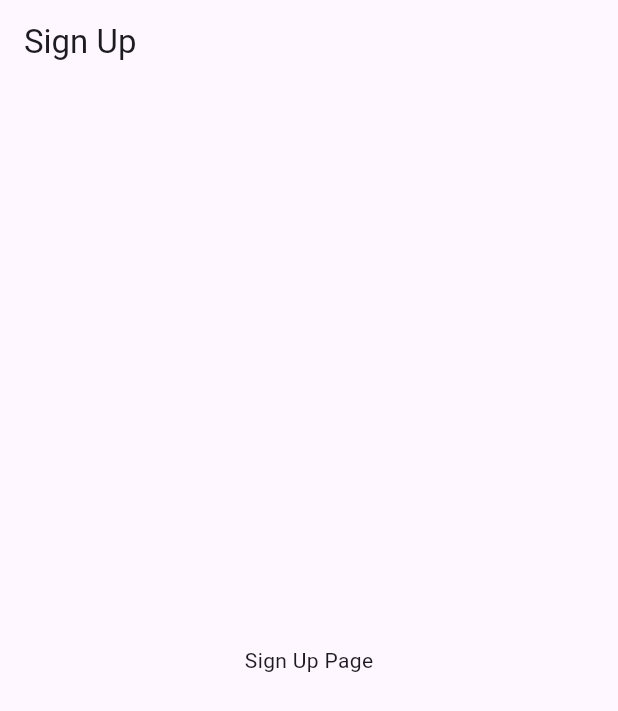
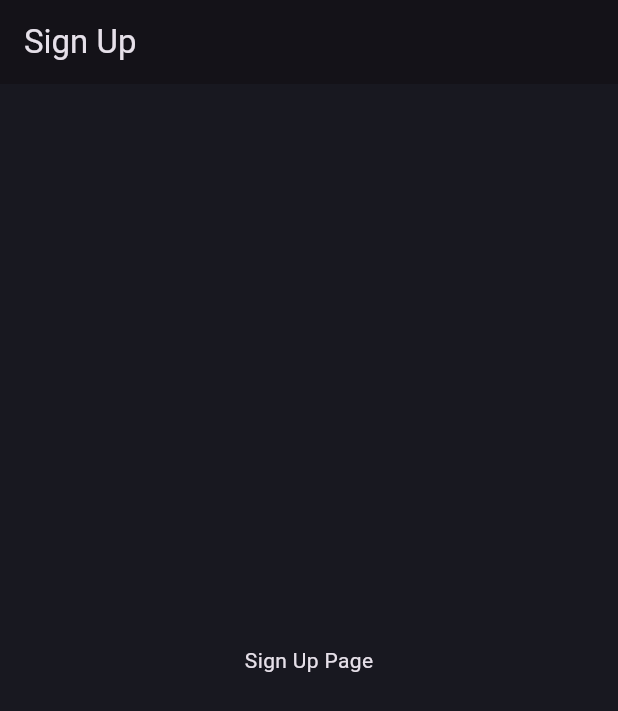
Before and after one commit to AryanPahuja21/NarrativeNest, a Flutter app: the screen it shows after launch, on a phone screen of 412 x 824 dp. Shown: the top 711 px of the screen. Run offline on Flutter 3.47's test engine with Material 3 defaults, Android fonts, the phone set to English and light mode, and no system bars.

Commit message:
themes added

```diff
--- /dev/null
+++ b/lib/core/theme/app_pallete.dart
@@ -0,0 +1,13 @@
+import 'package:flutter/material.dart';
+
+class AppPallete {
+  static const Color backgroundColor = Color.fromRGBO(24, 24, 32, 1);
+  static const Color gradient1 = Color.fromRGBO(187, 63, 221, 1);
+  static const Color gradient2 = Color.fromRGBO(251, 109, 169, 1);
+  static const Color gradient3 = Color.fromRGBO(255, 159, 124, 1);
+  static const Color borderColor = Color.fromRGBO(52, 51, 67, 1);
+  static const Color whiteColor = Colors.white;
+  static const Color greyColor = Colors.grey;
+  static const Color errorColor = Colors.redAccent;
+  static const Color transparentColor = Colors.transparent;
+}
--- /dev/null
+++ b/lib/core/theme/theme.dart
@@ -0,0 +1,8 @@
+import 'package:flutter/material.dart';
+import 'package:startup_draft1/core/theme/app_pallete.dart';
+
+class AppTheme {
+  static final darkThemeMode = ThemeData.dark().copyWith(
+    scaffoldBackgroundColor: AppPallete.backgroundColor,
+  );
+}
--- a/lib/main.dart
+++ b/lib/main.dart
@@ -1,4 +1,5 @@
 import 'package:flutter/material.dart';
+import 'package:startup_draft1/core/theme/theme.dart';
 import 'package:startup_draft1/features/auth/presentation/pages/signup.dart';
 
 void main() {
@@ -14,10 +15,7 @@ class MyApp extends StatelessWidget {
     return MaterialApp(
       debugShowCheckedModeBanner: false,
       title: 'School Bus Tracker',
-      theme: ThemeData(
-        colorScheme: ColorScheme.fromSeed(seedColor: Colors.deepPurple),
-        useMaterial3: true,
-      ),
+      theme: AppTheme.darkThemeMode,
       home: const SignUpPage(),
     );
   }
```
